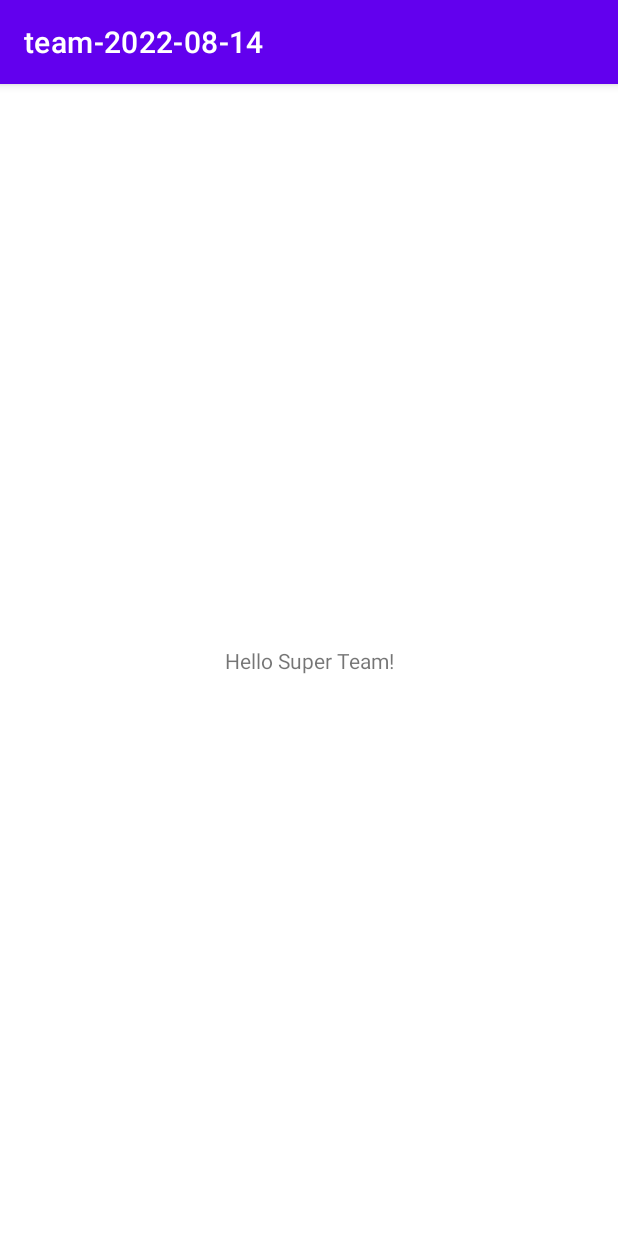
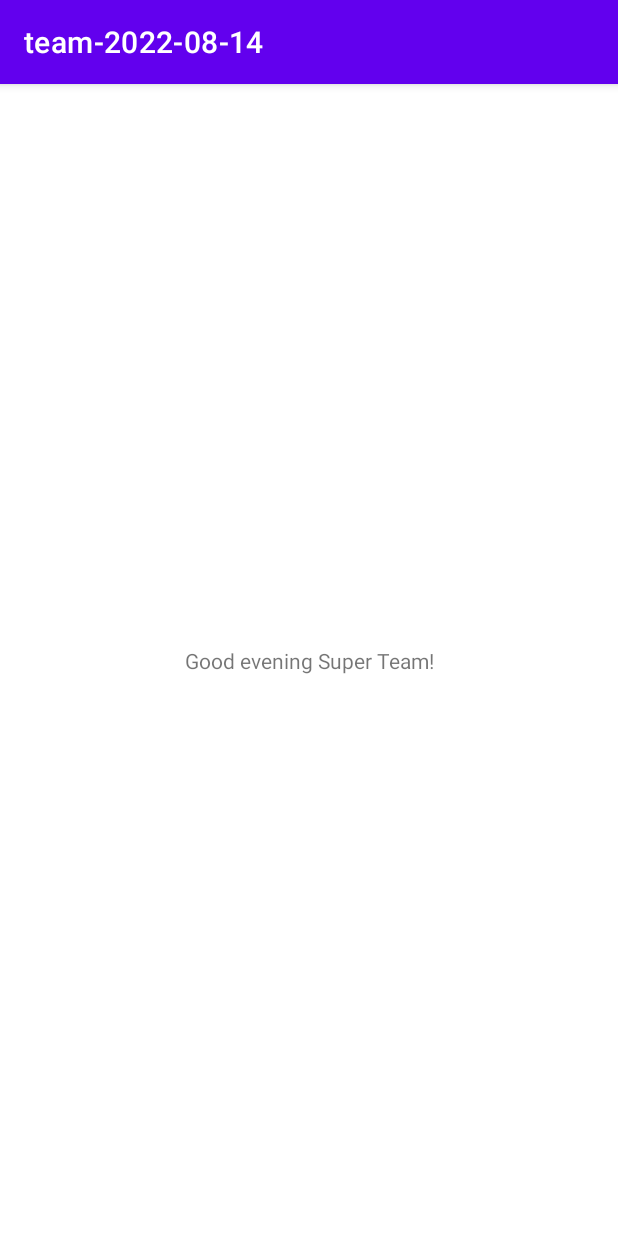
Before and after one commit to DwarfPorter/team-2022-08-14, an Android app: the screen it shows after launch (MainActivity), on a phone screen of 412 x 824 dp. Run offline under Robolectric (Android 15) with nearby library versions, the phone set to English and light mode, and no system bars.

```diff
--- a/app/src/main/res/layout/activity_main.xml
+++ b/app/src/main/res/layout/activity_main.xml
@@ -9,7 +9,7 @@
     <TextView
         android:layout_width="wrap_content"
         android:layout_height="wrap_content"
-        android:text="Hello Super Team!"
+        android:text="Good evening Super Team!"
         app:layout_constraintBottom_toBottomOf="parent"
         app:layout_constraintEnd_toEndOf="parent"
         app:layout_constraintStart_toStartOf="parent"
--- a/app/src/main/res/values/strings.xml
+++ b/app/src/main/res/values/strings.xml
@@ -1,3 +1,4 @@
 <resources>
     <string name="app_name">team-2022-08-14</string>
+    <string name="hello_brothers">Привет братарн</string>
 </resources>
```
